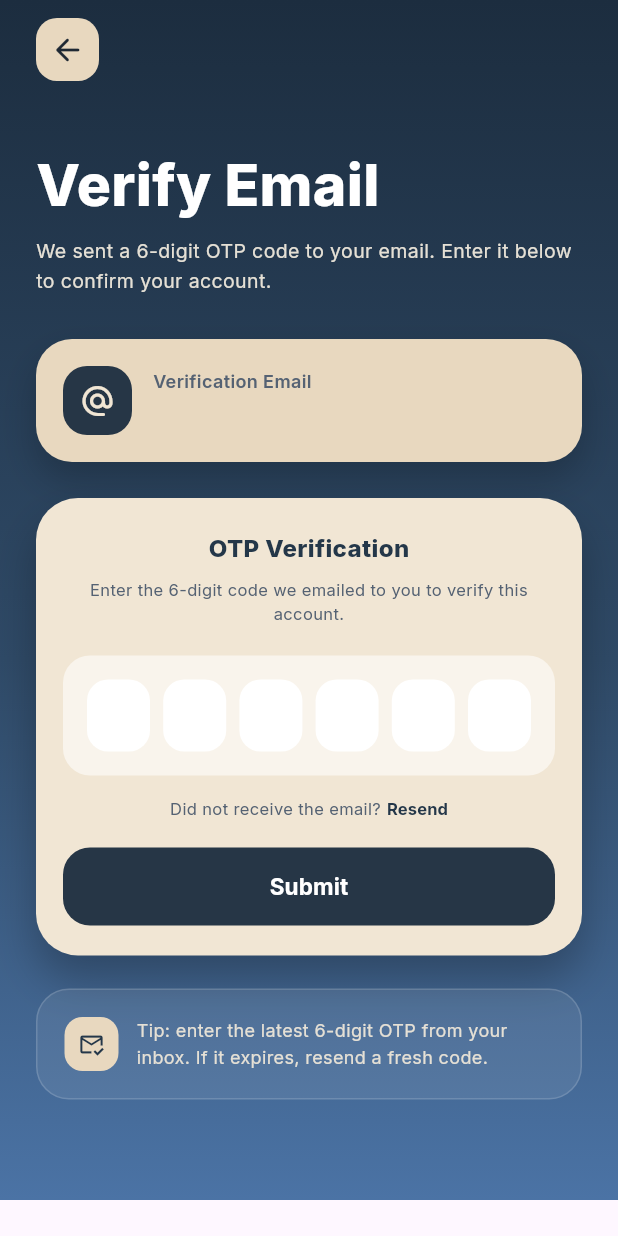
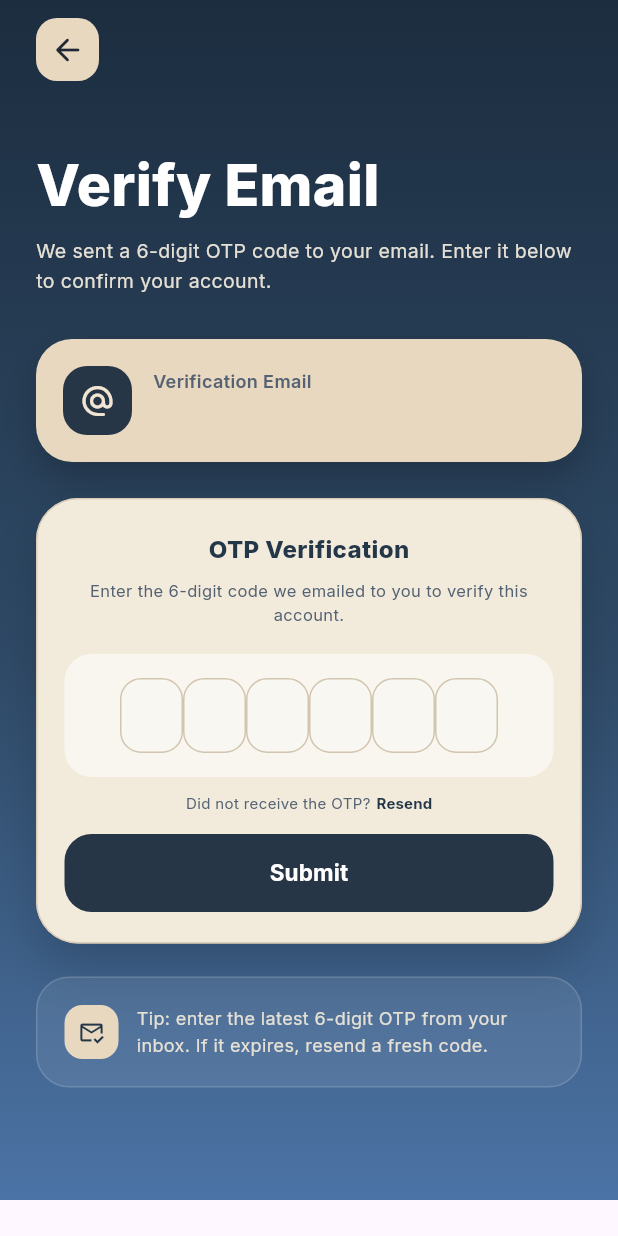
Before and after one commit to madddpg/mobile_capstone, a Flutter app: the EmailVerificationScreen screen opened directly with empty values, on a phone screen of 412 x 824 dp. Run offline on Flutter 3.47's test engine with Material 3 defaults, Android fonts, the light colour scheme and no system bars; our stand-ins replace cloud_functions, firebase_auth, firebase_core, google_fonts; accounts and stored records are empty.

Commit message:
Enhance email OTP flow with improved error handling and UI adjustments

```diff
--- a/lib/screens/email_verification_screen.dart
+++ b/lib/screens/email_verification_screen.dart
@@ -14,9 +14,11 @@ Future<EmailOtpVerificationResult?> showEmailVerificationOtpModal(
   return showDialog<EmailOtpVerificationResult>(
     context: context,
     barrierDismissible: false,
+    barrierColor: const Color(0xCC102033),
     builder: (dialogContext) => Dialog(
       backgroundColor: Colors.transparent,
-      insetPadding: const EdgeInsets.symmetric(horizontal: 24, vertical: 24),
+      elevation: 0,
+      insetPadding: const EdgeInsets.symmetric(horizontal: 28, vertical: 24),
       child: _EmailVerificationPanel(
         email: email,
         modalMode: true,
@@ -310,14 +312,23 @@ class _EmailVerificationPanelState extends State<_EmailVerificationPanel> {
   Widget build(BuildContext context) {
     final panel = Container(
       width: double.infinity,
-      padding: const EdgeInsets.fromLTRB(18, 22, 18, 20),
+      constraints: BoxConstraints(
+        maxWidth: widget.modalMode ? 330 : double.infinity,
+      ),
+      padding: EdgeInsets.fromLTRB(
+        widget.modalMode ? 18 : 18,
+        widget.modalMode ? 18 : 22,
+        widget.modalMode ? 18 : 18,
+        widget.modalMode ? 18 : 20,
+      ),
       decoration: BoxDecoration(
-        color: const Color(0xFFF1E6D4),
-        borderRadius: BorderRadius.circular(28),
+        color: const Color(0xFFF2EBDC),
+        borderRadius: BorderRadius.circular(widget.modalMode ? 30 : 28),
+        border: Border.all(color: const Color(0xE0D8C9B1)),
         boxShadow: const [
           BoxShadow(
-            color: Color(0x40000000),
-            blurRadius: 24,
+            color: Color(0x3F0E1B29),
+            blurRadius: 28,
             offset: Offset(0, 16),
           ),
         ],
@@ -334,26 +345,26 @@ class _EmailVerificationPanelState extends State<_EmailVerificationPanel> {
                     : () => Navigator.of(context).pop(),
                 borderRadius: BorderRadius.circular(999),
                 child: Container(
-                  width: 32,
-                  height: 32,
+                  width: 28,
+                  height: 28,
                   decoration: const BoxDecoration(
-                    color: Color(0xFFE3D4BF),
+                    color: Color(0xFFE6DDCC),
                     shape: BoxShape.circle,
                   ),
                   child: const Icon(
                     Icons.close_rounded,
                     color: Color(0xFF243749),
-                    size: 18,
+                    size: 16,
                   ),
                 ),
               ),
             ),
-            const SizedBox(height: 8),
+            const SizedBox(height: 2),
           ],
           Text(
             'OTP Verification',
             style: GoogleFonts.inter(
-              fontSize: 16,
+              fontSize: widget.modalMode ? 15 : 16,
               fontWeight: FontWeight.w800,
               color: const Color(0xFF243749),
             ),
@@ -361,45 +372,51 @@ class _EmailVerificationPanelState extends State<_EmailVerificationPanel> {
           const SizedBox(height: 8),
           Text(
             widget.modalMode
-                ? 'Enter the 6-digit code from your email, then submit to confirm.'
+                ? 'Enter the 6-digit code sent to ${widget.email}.'
                 : 'Enter the 6-digit code we emailed to you to verify this account.',
             textAlign: TextAlign.center,
             style: GoogleFonts.inter(
-              fontSize: 11,
+              fontSize: widget.modalMode ? 10.5 : 11,
               height: 1.45,
               color: const Color(0xFF556273),
             ),
           ),
-          const SizedBox(height: 20),
+          const SizedBox(height: 18),
           Container(
             width: double.infinity,
-            padding: const EdgeInsets.all(16),
+            padding: EdgeInsets.symmetric(
+              horizontal: widget.modalMode ? 6 : 16,
+              vertical: widget.modalMode ? 4 : 16,
+            ),
             decoration: BoxDecoration(
-              color: Colors.white.withValues(alpha: 0.55),
+              color: widget.modalMode
+                  ? Colors.transparent
+                  : Colors.white.withValues(alpha: 0.55),
               borderRadius: BorderRadius.circular(18),
             ),
             child: Row(
-              mainAxisAlignment: MainAxisAlignment.spaceBetween,
+              mainAxisAlignment: MainAxisAlignment.center,
               children: List.generate(
                 _otpControllers.length,
                 (index) => _OtpDigitField(
                   controller: _otpControllers[index],
                   focusNode: _otpFocusNodes[index],
                   onChanged: (value) => _onOtpChanged(index, value),
+                  compact: widget.modalMode,
                 ),
               ),
             ),
           ),
-          const SizedBox(height: 14),
+          const SizedBox(height: 10),
           Wrap(
             alignment: WrapAlignment.center,
             crossAxisAlignment: WrapCrossAlignment.center,
             spacing: 4,
             children: [
               Text(
-                'Did not receive the email?',
+                'Did not receive the OTP?',
                 style: GoogleFonts.inter(
-                  fontSize: 11,
+                  fontSize: 10,
                   color: const Color(0xFF556273),
                 ),
               ),
@@ -424,7 +441,7 @@ class _EmailVerificationPanelState extends State<_EmailVerificationPanel> {
                     : Text(
                         'Resend',
                         style: GoogleFonts.inter(
-                          fontSize: 11,
+                          fontSize: 10,
                           fontWeight: FontWeight.w700,
                           color: const Color(0xFF243749),
                         ),
@@ -432,21 +449,23 @@ class _EmailVerificationPanelState extends State<_EmailVerificationPanel> {
               ),
             ],
           ),
-          const SizedBox(height: 18),
+          const SizedBox(height: 14),
           SizedBox(
             width: double.infinity,
-            height: 52,
+            height: widget.modalMode ? 46 : 52,
             child: DecoratedBox(
               decoration: BoxDecoration(
                 color: const Color(0xFF263646),
-                borderRadius: BorderRadius.circular(18),
+                borderRadius: BorderRadius.circular(widget.modalMode ? 12 : 18),
               ),
               child: TextButton(
                 onPressed: _checkingVerification ? null : _checkVerification,
                 style: TextButton.styleFrom(
                   foregroundColor: Colors.white,
                   shape: RoundedRectangleBorder(
-                    borderRadius: BorderRadius.circular(18),
+                    borderRadius: BorderRadius.circular(
+                      widget.modalMode ? 12 : 18,
+                    ),
                   ),
                 ),
                 child: _checkingVerification
@@ -462,7 +481,7 @@ class _EmailVerificationPanelState extends State<_EmailVerificationPanel> {
                         'Submit',
                         style: GoogleFonts.inter(
                           fontWeight: FontWeight.w700,
-                          fontSize: 15,
+                          fontSize: widget.modalMode ? 14 : 15,
                         ),
                       ),
               ),
@@ -556,17 +575,19 @@ class _OtpDigitField extends StatelessWidget {
   final TextEditingController controller;
   final FocusNode focusNode;
   final ValueChanged<String> onChanged;
+  final bool compact;
 
   const _OtpDigitField({
     required this.controller,
     required this.focusNode,
     required this.onChanged,
+    this.compact = false,
   });
 
   @override
   Widget build(BuildContext context) {
     return SizedBox(
-      width: 42,
+      width: compact ? 34 : 42,
       child: TextField(
         controller: controller,
         focusNode: focusNode,
@@ -574,17 +595,26 @@ class _OtpDigitField extends StatelessWidget {
         keyboardType: TextInputType.number,
         maxLength: 1,
         textAlign: TextAlign.center,
+        style: GoogleFonts.inter(
+          fontSize: compact ? 16 : 17,
+          fontWeight: FontWeight.w700,
+          color: const Color(0xFF243749),
+        ),
         decoration: InputDecoration(
           counterText: '',
           filled: true,
-          fillColor: Colors.white,
-          contentPadding: const EdgeInsets.symmetric(vertical: 12),
+          fillColor: const Color(0xFFF8F7F1),
+          contentPadding: EdgeInsets.symmetric(vertical: compact ? 10 : 12),
           border: OutlineInputBorder(
-            borderRadius: BorderRadius.circular(14),
-            borderSide: BorderSide.none,
+            borderRadius: BorderRadius.circular(compact ? 12 : 14),
+            borderSide: const BorderSide(color: Color(0xFFD2C5B0)),
+          ),
+          enabledBorder: OutlineInputBorder(
+            borderRadius: BorderRadius.circular(compact ? 12 : 14),
+            borderSide: const BorderSide(color: Color(0xFFD2C5B0)),
           ),
           focusedBorder: OutlineInputBorder(
-            borderRadius: BorderRadius.circular(14),
+            borderRadius: BorderRadius.circular(compact ? 12 : 14),
             borderSide: const BorderSide(color: Color(0xFF243749), width: 1.4),
           ),
         ),
```
Also changed, not shown: lib/screens/register_screen.dart (+38 -47 lines), 2 other files.
